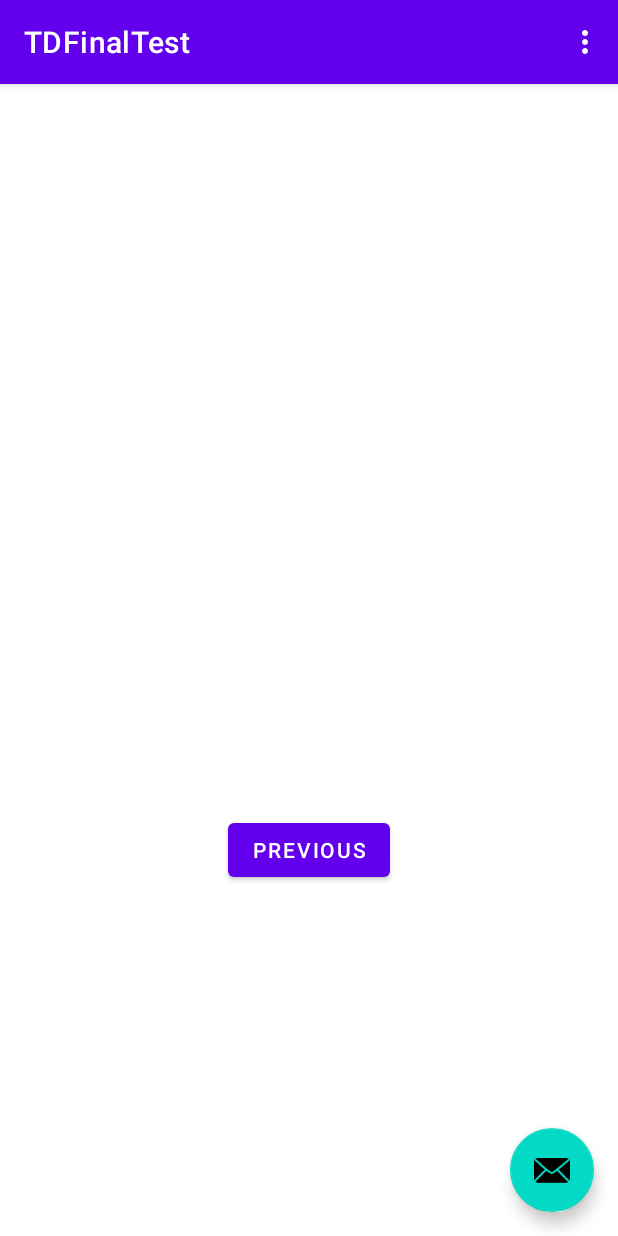
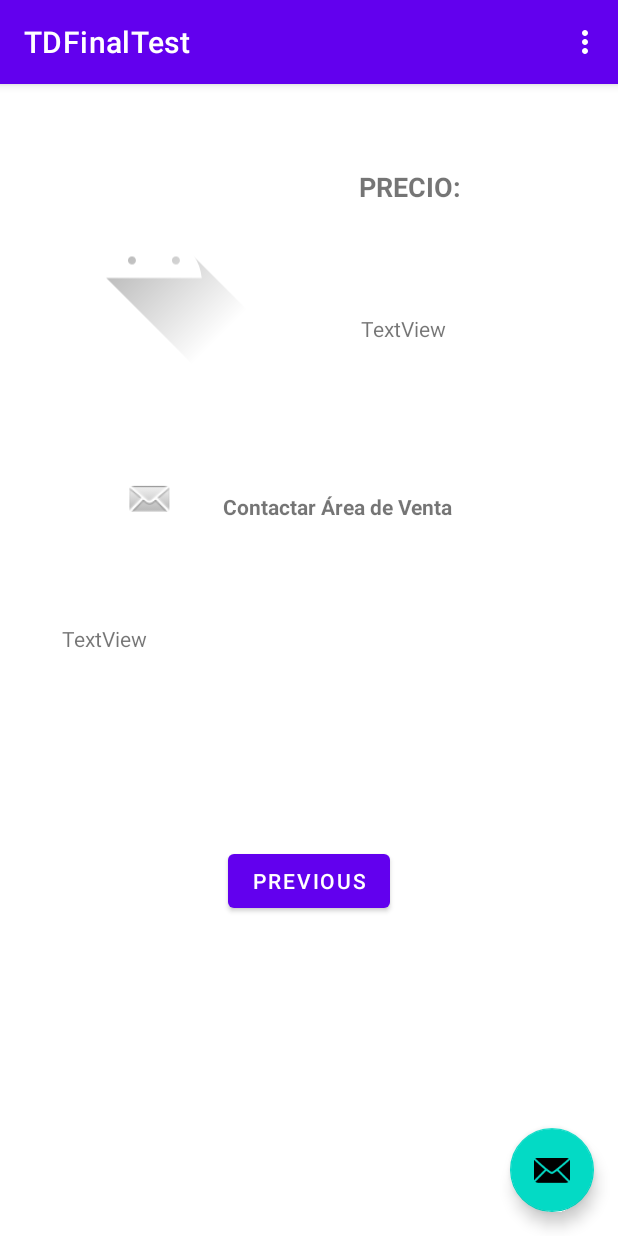
Before and after one commit to Ferkenstein/TDFinalTest, an Android app: the SecondFragment screen opened through its navigation route, on a phone screen of 412 x 824 dp. Run offline under Robolectric (Android 15) with nearby library versions, the phone set to English and light mode, and no system bars; our stand-ins replace Room's generated code; pictures from the network do not load.

Commit message:
Se agrega vista segundo fragmento

```diff
--- a/app/src/main/java/com/example/tdfinaltest/model/local/ProductsDAO.kt
+++ b/app/src/main/java/com/example/tdfinaltest/model/local/ProductsDAO.kt
@@ -15,4 +15,6 @@ interface ProductsDAO {
     @Query("SELECT * FROM products_table")
     fun showAllProducts(): LiveData<List<ProductEntity>>
 
+
+
 }
--- a/app/src/main/java/com/example/tdfinaltest/FirstFragment.kt
+++ b/app/src/main/java/com/example/tdfinaltest/model/ui/FirstFragment.kt
@@ -1,4 +1,4 @@
-package com.example.tdfinaltest
+package com.example.tdfinaltest.model.ui
 
 import android.os.Bundle
 import android.util.Log
@@ -6,12 +6,11 @@ import androidx.fragment.app.Fragment
 import android.view.LayoutInflater
 import android.view.View
 import android.view.ViewGroup
-import android.widget.Button
 import androidx.lifecycle.Observer
 import androidx.lifecycle.ViewModelProvider
 import androidx.navigation.fragment.findNavController
 import androidx.recyclerview.widget.LinearLayoutManager
-import com.example.tdfinaltest.model.ProductsAdapter
+import com.example.tdfinaltest.R
 import com.example.tdfinaltest.model.local.ProductEntity
 import com.example.tdfinaltest.model.viewmodel.ProductsViewModel
 import kotlinx.android.synthetic.main.fragment_first.*
--- a/app/src/main/java/com/example/tdfinaltest/model/ProductsAdapter.kt
+++ b/app/src/main/java/com/example/tdfinaltest/model/ui/ProductsAdapter.kt
@@ -1,4 +1,4 @@
-package com.example.tdfinaltest.model
+package com.example.tdfinaltest.model.ui
 
 import android.view.LayoutInflater
 import android.view.View
--- a/app/src/main/java/com/example/tdfinaltest/SecondFragment.kt
+++ b/app/src/main/java/com/example/tdfinaltest/model/ui/SecondFragment.kt
@@ -1,4 +1,4 @@
-package com.example.tdfinaltest
+package com.example.tdfinaltest.model.ui
 
 import android.os.Bundle
 import androidx.fragment.app.Fragment
@@ -7,6 +7,7 @@ import android.view.View
 import android.view.ViewGroup
 import android.widget.Button
 import androidx.navigation.fragment.findNavController
+import com.example.tdfinaltest.R
 
 /**
  * A simple [Fragment] subclass as the second destination in the navigation.
--- a/app/src/main/res/layout/fragment_first.xml
+++ b/app/src/main/res/layout/fragment_first.xml
@@ -4,7 +4,7 @@
     xmlns:tools="http://schemas.android.com/tools"
     android:layout_width="match_parent"
     android:layout_height="match_parent"
-    tools:context=".FirstFragment">
+    tools:context=".model.ui.FirstFragment">
 
     <androidx.recyclerview.widget.RecyclerView
         android:id="@+id/mRecycler"
--- a/app/src/main/res/layout/fragment_second.xml
+++ b/app/src/main/res/layout/fragment_second.xml
@@ -4,24 +4,96 @@
     xmlns:tools="http://schemas.android.com/tools"
     android:layout_width="match_parent"
     android:layout_height="match_parent"
-    tools:context=".SecondFragment">
-
-    <TextView
-        android:id="@+id/textview_second"
-        android:layout_width="wrap_content"
-        android:layout_height="wrap_content"
-        app:layout_constraintBottom_toTopOf="@id/button_second"
-        app:layout_constraintEnd_toEndOf="parent"
-        app:layout_constraintStart_toStartOf="parent"
-        app:layout_constraintTop_toTopOf="parent" />
+    tools:context=".model.ui.SecondFragment">
 
     <Button
         android:id="@+id/button_second"
         android:layout_width="wrap_content"
         android:layout_height="wrap_content"
+        android:layout_marginTop="144dp"
+        android:layout_marginBottom="156dp"
         android:text="@string/previous"
         app:layout_constraintBottom_toBottomOf="parent"
         app:layout_constraintEnd_toEndOf="parent"
         app:layout_constraintStart_toStartOf="parent"
-        app:layout_constraintTop_toBottomOf="@id/textview_second" />
+        app:layout_constraintTop_toBottomOf="@+id/textView3" />
+
+    <ImageView
+        android:id="@+id/imageView2"
+        android:layout_width="149dp"
+        android:layout_height="167dp"
+        android:layout_marginStart="28dp"
+        android:layout_marginTop="32dp"
+        android:src="@drawable/ic_launcher_foreground"
+        app:layout_constraintEnd_toStartOf="@+id/textView"
+        app:layout_constraintHorizontal_bias="0.0"
+        app:layout_constraintStart_toStartOf="parent"
+        app:layout_constraintTop_toTopOf="parent" />
+
+    <TextView
+        android:id="@+id/textView"
+        android:layout_width="wrap_content"
+        android:layout_height="wrap_content"
+        android:layout_marginTop="56dp"
+        android:text="Precio:"
+        android:textAllCaps="true"
+        android:textSize="18sp"
+        android:textStyle="bold"
+        app:layout_constraintEnd_toEndOf="parent"
+        app:layout_constraintHorizontal_bias="0.695"
+        app:layout_constraintStart_toStartOf="parent"
+        app:layout_constraintTop_toTopOf="parent" />
+
+    <TextView
+        android:id="@+id/textView2"
+        android:layout_width="wrap_content"
+        android:layout_height="wrap_content"
+        android:layout_marginBottom="88dp"
+        android:text="TextView"
+        app:layout_constraintBottom_toTopOf="@+id/textView3"
+        app:layout_constraintEnd_toEndOf="parent"
+        app:layout_constraintHorizontal_bias="0.677"
+        app:layout_constraintStart_toStartOf="parent"
+        app:layout_constraintTop_toBottomOf="@+id/textView"
+        app:layout_constraintVertical_bias="0.866" />
+
+    <ImageView
+        android:id="@+id/imageView3"
+        android:layout_width="40dp"
+        android:layout_height="35dp"
+        android:layout_marginStart="80dp"
+        android:layout_marginTop="56dp"
+        android:src="@android:drawable/sym_action_email"
+        app:layout_constraintBottom_toTopOf="@+id/textView4"
+        app:layout_constraintStart_toStartOf="parent"
+        app:layout_constraintTop_toBottomOf="@+id/imageView2"
+        app:layout_constraintVertical_bias="0.057" />
+
+    <TextView
+        android:id="@+id/textView3"
+        android:layout_width="188dp"
+        android:layout_height="34dp"
+        android:text="Contactar Área de Venta"
+        android:textAlignment="center"
+        android:textAllCaps="false"
+        android:textStyle="bold"
+        app:layout_constraintBottom_toBottomOf="parent"
+        app:layout_constraintEnd_toEndOf="parent"
+        app:layout_constraintHorizontal_bias="0.103"
+        app:layout_constraintStart_toEndOf="@+id/imageView3"
+        app:layout_constraintTop_toTopOf="parent"
+        app:layout_constraintVertical_bias="0.371" />
+
+    <TextView
+        android:id="@+id/textView4"
+        android:layout_width="wrap_content"
+        android:layout_height="wrap_content"
+        android:text="TextView"
+        app:layout_constraintBottom_toBottomOf="parent"
+        app:layout_constraintEnd_toEndOf="parent"
+        app:layout_constraintHorizontal_bias="0.116"
+        app:layout_constraintStart_toStartOf="parent"
+        app:layout_constraintTop_toTopOf="parent"
+        app:layout_constraintVertical_bias="0.481" />
+
 </androidx.constraintlayout.widget.ConstraintLayout>
--- a/app/src/main/res/navigation/nav_graph.xml
+++ b/app/src/main/res/navigation/nav_graph.xml
@@ -7,7 +7,7 @@
 
     <fragment
         android:id="@+id/FirstFragment"
-        android:name="com.example.tdfinaltest.FirstFragment"
+        android:name="com.example.tdfinaltest.model.ui.FirstFragment"
         android:label="@string/first_fragment_label"
         tools:layout="@layout/fragment_first">
 
@@ -17,7 +17,7 @@
     </fragment>
     <fragment
         android:id="@+id/SecondFragment"
-        android:name="com.example.tdfinaltest.SecondFragment"
+        android:name="com.example.tdfinaltest.model.ui.SecondFragment"
         android:label="@string/second_fragment_label"
         tools:layout="@layout/fragment_second">
 
```
